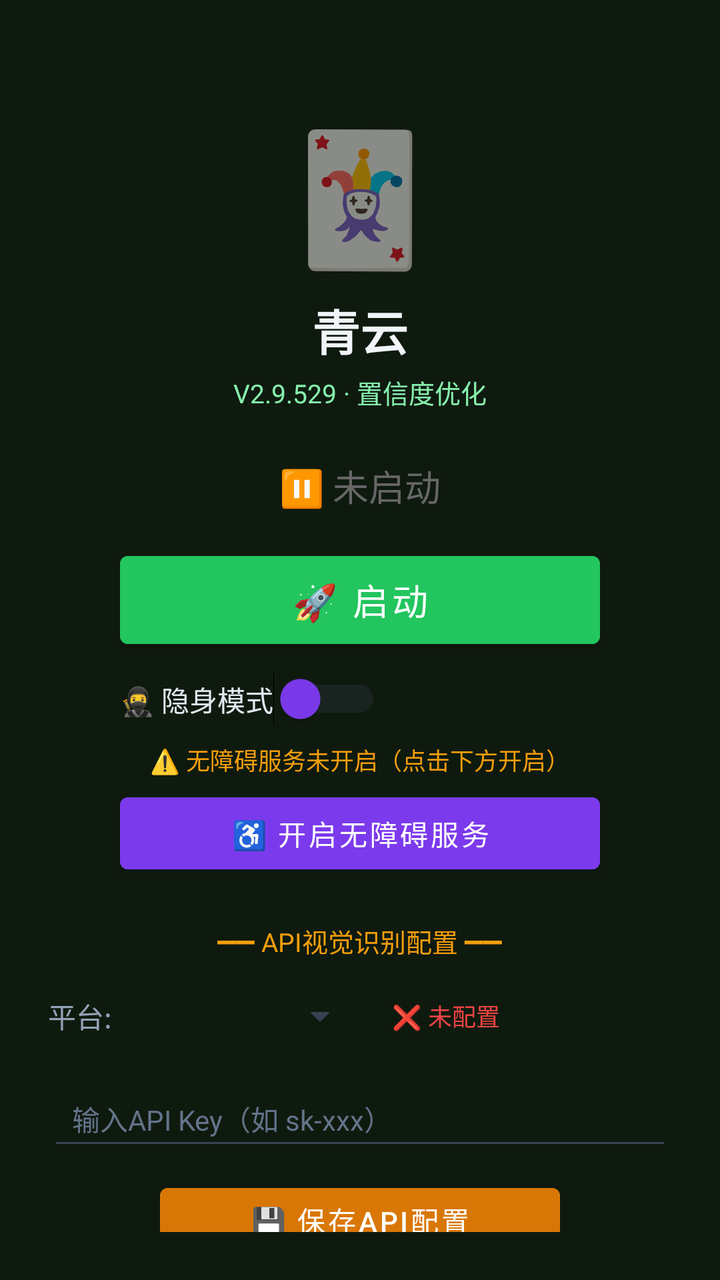
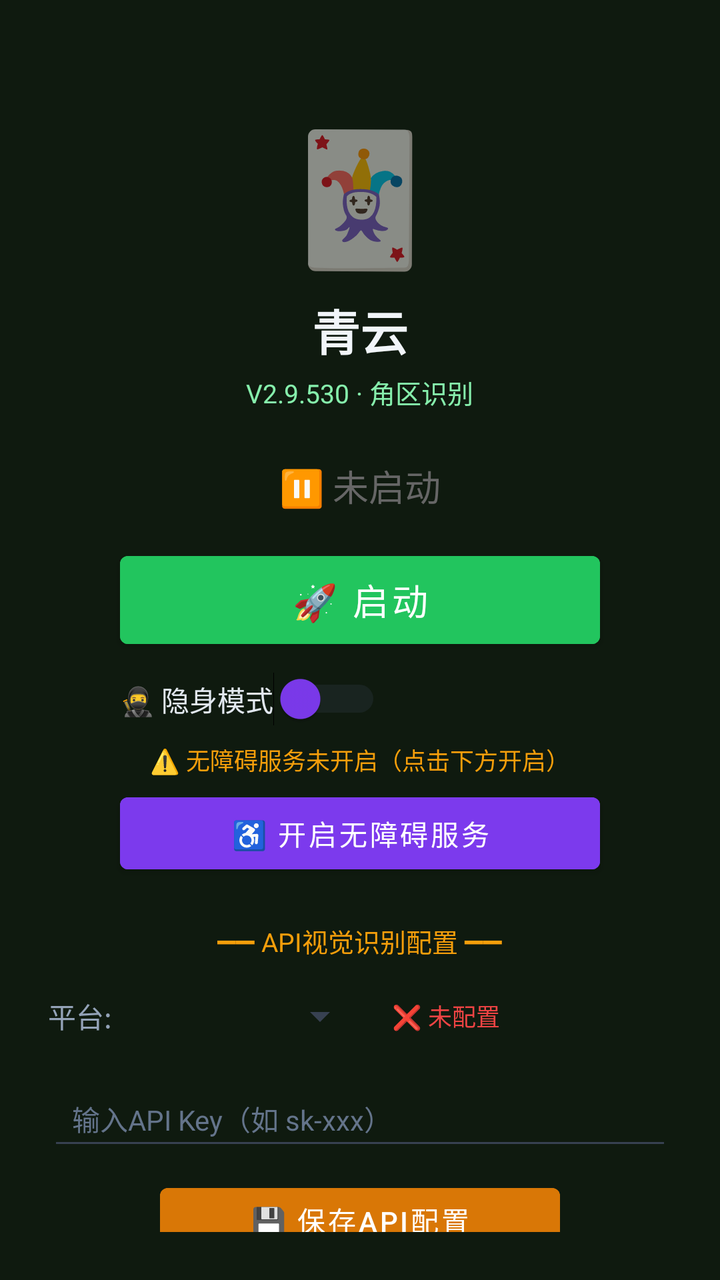

An Android layout rendered at two revisions. The XML below is the earlier revision; the diff shows what the commit changed to produce the second picture.
<!-- AndroidManifest.xml: activity theme Theme.MjScreenshot -->
<!-- res/layout/activity_main.xml -->
<?xml version="1.0" encoding="utf-8"?>
<LinearLayout xmlns:android="http://schemas.android.com/apk/res/android"
    android:layout_width="match_parent"
    android:layout_height="match_parent"
    android:orientation="vertical"
    android:background="#0f1a0f"
    android:padding="24dp"
    android:gravity="center_horizontal">

    <TextView
        android:layout_width="wrap_content"
        android:layout_height="wrap_content"
        android:text="🃏"
        android:textSize="64sp"
        android:layout_marginTop="30dp" />

    <TextView
        android:layout_width="wrap_content"
        android:layout_height="wrap_content"
        android:text="青云"
        android:textSize="24sp"
        android:textColor="#f1f5f9"
        android:textStyle="bold"
        android:layout_marginTop="8dp" />

    <TextView
        android:layout_width="wrap_content"
        android:layout_height="wrap_content"
        android:text="V2.9.529 · 置信度优化"
        android:textSize="13sp"
        android:textColor="#86efac"
        android:layout_marginTop="4dp" />

    <TextView
        android:id="@+id/tvStatus"
        android:layout_width="wrap_content"
        android:layout_height="wrap_content"
        android:text="⏸ 未启动"
        android:textSize="18sp"
        android:textColor="#666666"
        android:layout_marginTop="24dp" />

    <Button
        android:id="@+id/btnStart"
        android:layout_width="240dp"
        android:layout_height="56dp"
        android:text="🚀 启动"
        android:textSize="18sp"
        android:textColor="#ffffff"
        android:backgroundTint="#22c55e"
        android:layout_marginTop="16dp" />

    <Button
        android:id="@+id/btnHelper"
        android:layout_width="240dp"
        android:layout_height="56dp"
        android:text="🃏 打开智囊"
        android:textSize="16sp"
        android:textColor="#ffffff"
        android:backgroundTint="#16a34a"
        android:layout_marginTop="12dp"
        android:visibility="gone" />

    
    <LinearLayout
        android:layout_width="240dp"
        android:layout_height="wrap_content"
        android:orientation="horizontal"
        android:gravity="center_vertical"
        android:layout_marginTop="8dp">

        <Switch
            android:id="@+id/switchStealth"
            android:layout_width="wrap_content"
            android:layout_height="wrap_content"
            android:text="🥷 隐身模式"
            android:textColor="#e2e8f0"
            android:textSize="14sp"
            android:thumbTint="#7c3aed"
            android:trackTint="#374151" />
    </LinearLayout>

    <TextView
        android:id="@+id/tvAccessibilityStatus"
        android:layout_width="wrap_content"
        android:layout_height="wrap_content"
        android:text="⚠️ 无障碍服务未开启（点击下方开启）"
        android:textSize="12sp"
        android:textColor="#f59e0b"
        android:layout_marginTop="8dp"
        android:gravity="center" />

    <Button
        android:id="@+id/btnAccessibility"
        android:layout_width="240dp"
        android:layout_height="48dp"
        android:text="♿ 开启无障碍服务"
        android:textSize="14sp"
        android:textColor="#ffffff"
        android:backgroundTint="#7c3aed"
        android:layout_marginTop="4dp" />

    <TextView
        android:layout_width="wrap_content"
        android:layout_height="wrap_content"
        android:text="━━ API视觉识别配置 ━━"
        android:textSize="13sp"
        android:textColor="#f59e0b"
        android:layout_marginTop="20dp" />

    <LinearLayout
        android:layout_width="match_parent"
        android:layout_height="wrap_content"
        android:orientation="horizontal"
        android:layout_marginTop="8dp"
        android:gravity="center_vertical">

        <TextView
            android:layout_width="wrap_content"
            android:layout_height="wrap_content"
            android:text="平台:"
            android:textSize="14sp"
            android:textColor="#94a3b8" />

        <Spinner
            android:id="@+id/spinnerProvider"
            android:layout_width="120dp"
            android:layout_height="40dp"
            android:layout_marginStart="8dp"
            android:backgroundTint="#374151" />

        <TextView
            android:id="@+id/tvApiStatus"
            android:layout_width="wrap_content"
            android:layout_height="wrap_content"
            android:text="❌ 未配置"
            android:textSize="12sp"
            android:textColor="#ef4444"
            android:layout_marginStart="12dp" />
    </LinearLayout>

    <EditText
        android:id="@+id/etApiKey"
        android:layout_width="match_parent"
        android:layout_height="44dp"
        android:hint="输入API Key（如 sk-xxx）"
        android:textSize="14sp"
        android:textColor="#e2e8f0"
        android:textColorHint="#64748b"
        android:backgroundTint="#374151"
        android:inputType="textPassword"
        android:layout_marginTop="8dp"
        android:paddingStart="12dp"
        android:paddingEnd="12dp" />

    <Button
        android:id="@+id/btnSaveApi"
        android:layout_width="200dp"
        android:layout_height="44dp"
        android:text="💾 保存API配置"
        android:textSize="14sp"
        android:textColor="#ffffff"
        android:backgroundTint="#d97706"
        android:layout_marginTop="8dp" />

    <TextView
        android:id="@+id/tvHint"
        android:layout_width="wrap_content"
        android:layout_height="wrap_content"
        android:text="先点上方按钮启动截屏"
        android:textSize="13sp"
        android:textColor="#666666"
        android:layout_marginTop="12dp"
        android:gravity="center" />

    <TextView
        android:layout_width="wrap_content"
        android:layout_height="wrap_content"
        android:text="使用步骤：\n1. 配置API Key（支持OpenAI/通义千问VL/硅基流动）\n2. 点「开启无障碍服务」→ 开启\n3. 开启「🥷隐身模式」(反检测)\n4. 点「启动」→ 允许悬浮窗\n5. 打牌时点屏幕上的🎯悬浮球即可截屏识别\n★ 拖动悬浮球可移到不挡牌的位置 ★\n★ 长按悬浮球可展开/收起详细面板 ★\n★ 悬浮球边框颜色=建议：绿=加注 橙=跟注 红=弃牌 ★"
        android:textSize="12sp"
        android:textColor="#64748b"
        android:layout_marginTop="12dp"
        android:lineSpacingExtra="3dp" />

</LinearLayout>
<!-- resources referenced by this layout -->
<resources>
  <style name="Theme.MjScreenshot" parent="Theme.MaterialComponents.DayNight.DarkActionBar">
          <item name="colorPrimary">#1e40af</item>
          <item name="colorPrimaryVariant">#1e3a8a</item>
          <item name="colorOnPrimary">#ffffff</item>
          <item name="android:statusBarColor">#0f172a</item>
      </style>
</resources>

<!-- the commit's change to res/layout/activity_main.xml (unified diff, before → after) -->
@@ -26,7 +26,7 @@
     <TextView
         android:layout_width="wrap_content"
         android:layout_height="wrap_content"
-        android:text="V2.9.529 · 置信度优化"
+        android:text="V2.9.530 · 角区识别"
         android:textSize="13sp"
         android:textColor="#86efac"
         android:layout_marginTop="4dp" />
